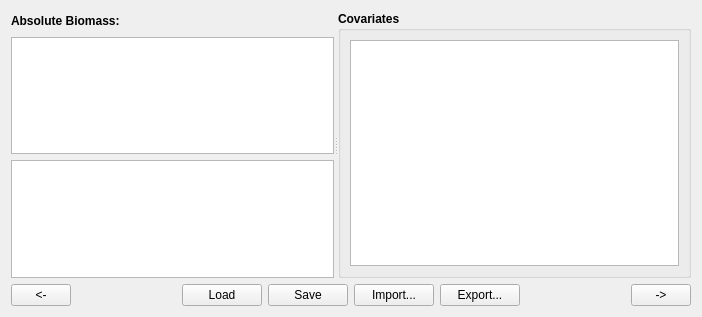
Old version of the form MSSPM_Main/forms/Estimation/Estimation_Tab05.ui in the repository nmfs-fish-tools/MSSPM.
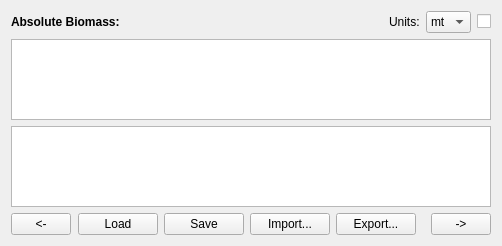
New version of the form.

The edit to the form file:
```diff
--- a/MSSPM_Main/forms/Estimation/Estimation_Tab05.ui
+++ b/MSSPM_Main/forms/Estimation/Estimation_Tab05.ui
@@ -6,8 +6,8 @@
    <rect>
     <x>0</x>
     <y>0</y>
-    <width>702</width>
-    <height>317</height>
+    <width>502</width>
+    <height>246</height>
    </rect>
   </property>
   <property name="windowTitle">
@@ -44,11 +44,80 @@
            <property name="sizeHint" stdset="0">
             <size>
              <width>40</width>
-             <height>20</height>
+             <height>1</height>
             </size>
            </property>
           </spacer>
          </item>
+         <item>
+          <widget class="QLabel" name="label">
+           <property name="whatsThis">
+            <string>&lt;html&gt;&lt;head/&gt;&lt;body&gt;&lt;p align=&quot;center&quot;&gt;&lt;span style=&quot; font-weight:600;&quot;&gt;Biomass Units&lt;/span&gt;&lt;/p&gt;&lt;p&gt;The user may enter data in one of the following formats: &lt;/p&gt;&lt;ul style=&quot;margin-top: 0px; margin-bottom: 0px; margin-left: 0px; margin-right: 0px; -qt-list-indent: 1;&quot;&gt;&lt;li style=&quot; margin-top:12px; margin-bottom:0px; margin-left:0px; margin-right:0px; -qt-block-indent:0; text-indent:0px;&quot;&gt;lbs (pounds) &lt;/li&gt;&lt;li style=&quot; margin-top:0px; margin-bottom:0px; margin-left:0px; margin-right:0px; -qt-block-indent:0; text-indent:0px;&quot;&gt;kg (kilograms) &lt;/li&gt;&lt;li style=&quot; margin-top:0px; margin-bottom:12px; margin-left:0px; margin-right:0px; -qt-block-indent:0; text-indent:0px;&quot;&gt;mt (metric tons)&lt;/li&gt;&lt;/ul&gt;&lt;/body&gt;&lt;/html&gt;</string>
+           </property>
+           <property name="text">
+            <string>Units:</string>
+           </property>
+          </widget>
+         </item>
+         <item>
+          <widget class="QComboBox" name="Estimation_Tab5_UnitsCMB">
+           <property name="minimumSize">
+            <size>
+             <width>45</width>
+             <height>0</height>
+            </size>
+           </property>
+           <property name="maximumSize">
+            <size>
+             <width>45</width>
+             <height>16777215</height>
+            </size>
+           </property>
+           <property name="toolTip">
+            <string>Units for table below</string>
+           </property>
+           <property name="statusTip">
+            <string>Units for table below</string>
+           </property>
+           <property name="whatsThis">
+            <string>&lt;html&gt;&lt;head/&gt;&lt;body&gt;&lt;p align=&quot;center&quot;&gt;&lt;span style=&quot; font-weight:600;&quot;&gt;Biomass Units&lt;/span&gt;&lt;/p&gt;&lt;p&gt;The user may enter data in one of the following formats: &lt;/p&gt;&lt;ul style=&quot;margin-top: 0px; margin-bottom: 0px; margin-left: 0px; margin-right: 0px; -qt-list-indent: 1;&quot;&gt;&lt;li style=&quot; margin-top:12px; margin-bottom:0px; margin-left:0px; margin-right:0px; -qt-block-indent:0; text-indent:0px;&quot;&gt;lbs (pounds) &lt;/li&gt;&lt;li style=&quot; margin-top:0px; margin-bottom:0px; margin-left:0px; margin-right:0px; -qt-block-indent:0; text-indent:0px;&quot;&gt;kg (kilograms) &lt;/li&gt;&lt;li style=&quot; margin-top:0px; margin-bottom:12px; margin-left:0px; margin-right:0px; -qt-block-indent:0; text-indent:0px;&quot;&gt;mt (metric tons)&lt;/li&gt;&lt;/ul&gt;&lt;/body&gt;&lt;/html&gt;</string>
+           </property>
+           <property name="currentIndex">
+            <number>2</number>
+           </property>
+           <item>
+            <property name="text">
+             <string>lbs</string>
+            </property>
+           </item>
+           <item>
+            <property name="text">
+             <string>kg</string>
+            </property>
+           </item>
+           <item>
+            <property name="text">
+             <string>mt</string>
+            </property>
+           </item>
+          </widget>
+         </item>
+         <item>
+          <widget class="QCheckBox" name="Estimation_Tab5_ConvertCB">
+           <property name="toolTip">
+            <string>Convert data when checked</string>
+           </property>
+           <property name="statusTip">
+            <string>Convert data when checked</string>
+           </property>
+           <property name="whatsThis">
+            <string>&lt;html&gt;&lt;head/&gt;&lt;body&gt;&lt;p align=&quot;center&quot;&gt;&lt;span style=&quot; font-weight:600;&quot;&gt;Convert Checkbox&lt;/span&gt;&lt;/p&gt;&lt;p&gt;If this box is checked, then when the user changes the units pulldown, the data below will be converted. &lt;/p&gt;&lt;p&gt;If this box is not checked, then the units pulldown may be changed with no conversion applied to the data.&lt;/p&gt;&lt;/body&gt;&lt;/html&gt;</string>
+           </property>
+           <property name="text">
+            <string/>
+           </property>
+          </widget>
+         </item>
         </layout>
        </item>
        <item>
@@ -72,35 +141,6 @@
        </item>
       </layout>
      </widget>
-     <widget class="QGroupBox" name="Estimation_Tab5_CovariatesGB">
-      <property name="font">
-       <font>
-        <weight>75</weight>
-        <bold>true</bold>
-       </font>
-      </property>
-      <property name="title">
-       <string>Covariates</string>
-      </property>
-      <layout class="QVBoxLayout" name="verticalLayout_6">
-       <item>
-        <widget class="QTableView" name="Estimation_Tab5_CovariatesTV">
-         <property name="font">
-          <font>
-           <weight>50</weight>
-           <bold>false</bold>
-          </font>
-         </property>
-         <property name="toolTip">
-          <string/>
-         </property>
-         <property name="statusTip">
-          <string/>
-         </property>
-        </widget>
-       </item>
-      </layout>
-     </widget>
     </widget>
    </item>
    <item>
```
